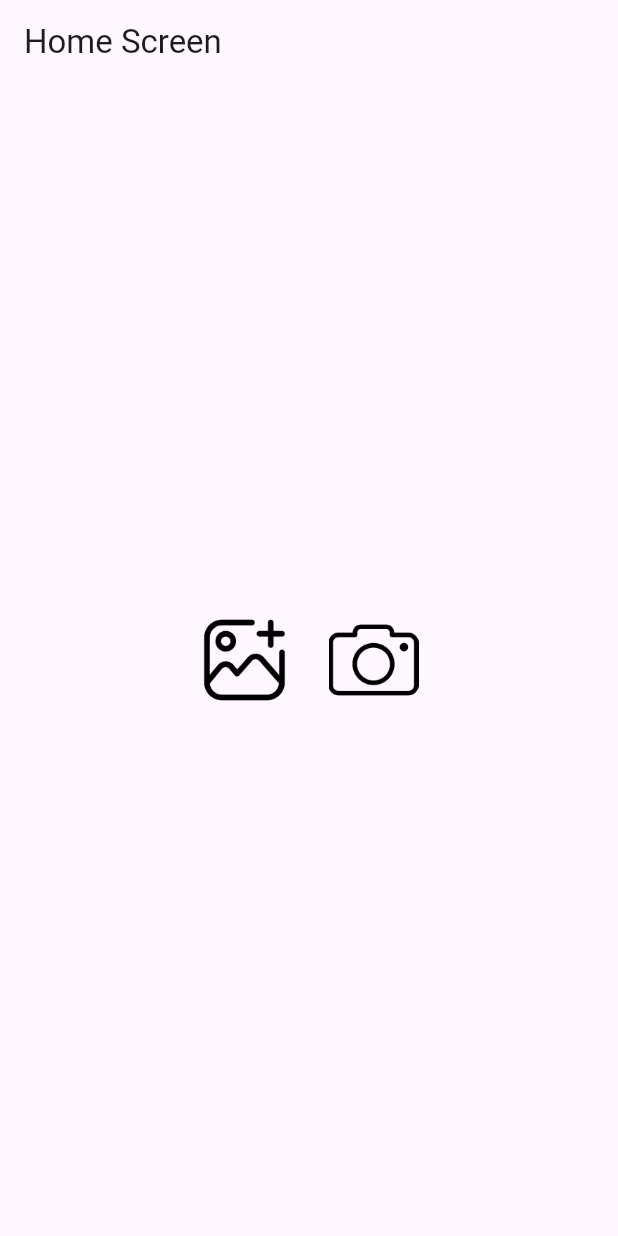
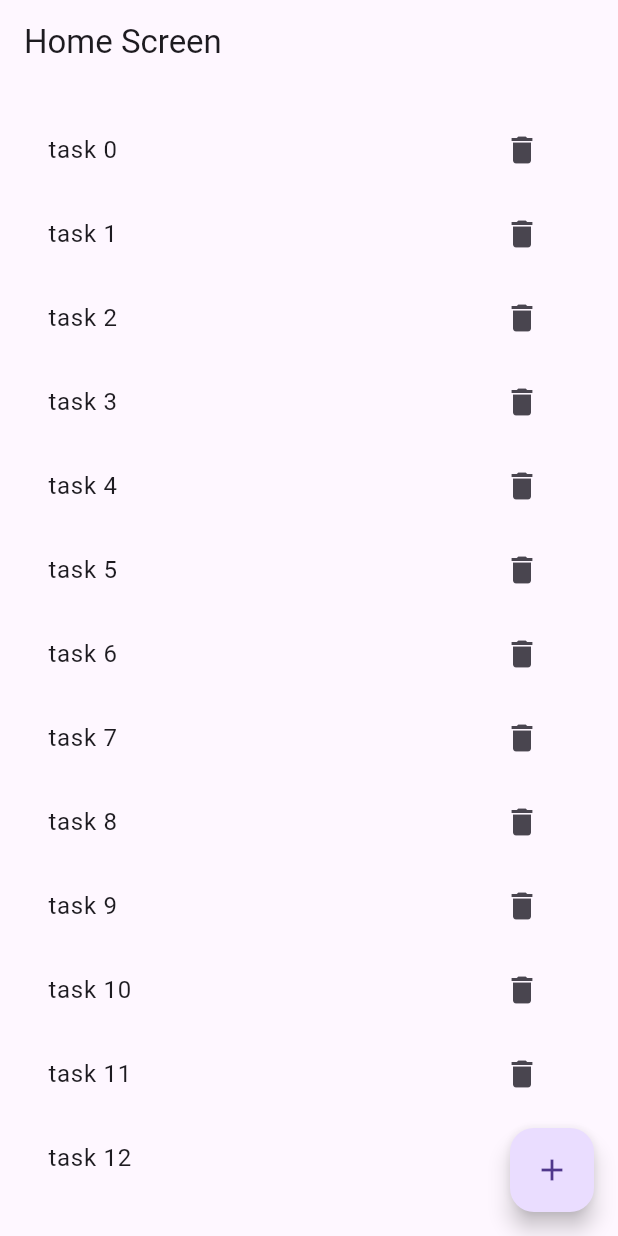
Before and after one commit to AbuRasel9/Bloc-State-Management, a Flutter app: the screen it shows after launch, on a phone screen of 412 x 824 dp. Run offline on Flutter 3.47's test engine with Material 3 defaults, Android fonts, the phone set to English and light mode, and no system bars; our stand-ins replace bloc, equatable, flutter_bloc; statements that could not run were skipped.

Commit message:
to do app start

```diff
--- a/lib/bloc/imagePicker/image_picker_bloc.dart
+++ /dev/null
@@ -1,32 +0,0 @@
-import 'package:bloc/bloc.dart';
-import 'package:bloc_state_management/bloc/imagePicker/image_picker_event.dart';
-import 'package:bloc_state_management/bloc/imagePicker/image_picker_state.dart';
-import 'package:bloc_state_management/utils/image_picker_utils.dart';
-import 'package:image_picker/image_picker.dart';
-
-class ImagePickerBloc extends Bloc<ImagePickerEvent, ImagePickerState> {
-  final ImagePickerUtils imagePickerUtils;
-
-  ImagePickerBloc(this.imagePickerUtils) : super(const ImagePickerState()) {
-    on<CameraCaptureEvent>(_cameraCapture);
-    on<GalleryCaptureEvent>(_galleryCapture);
-  }
-
-  void _cameraCapture(
-      CameraCaptureEvent event, Emitter<ImagePickerState> emit) async {
-    XFile? file = await imagePickerUtils.pickImageCamera();
-    emit(
-      state.copyWith(
-        file: file,
-      ),
-    );
-  }
-
-  void _galleryCapture(
-      GalleryCaptureEvent event, Emitter<ImagePickerState> emit) async {
-    XFile? file = await imagePickerUtils.pickImageGallery();
-    emit(state.copyWith(file: file));
-  }
-
-
-}
--- a/lib/bloc/imagePicker/image_picker_event.dart
+++ /dev/null
@@ -1,12 +0,0 @@
-import 'package:equatable/equatable.dart';
-abstract class ImagePickerEvent extends Equatable{
-  const ImagePickerEvent();
-  @override
-  List<Object?> get props => [];
-}
-class CameraCaptureEvent extends ImagePickerEvent{
-
-}
-class GalleryCaptureEvent extends ImagePickerEvent{
-
-}
--- a/lib/bloc/imagePicker/image_picker_state.dart
+++ /dev/null
@@ -1,16 +0,0 @@
-import 'package:equatable/equatable.dart';
-
-import 'package:image_picker/image_picker.dart';
-
-class ImagePickerState extends Equatable {
-  final XFile? file;
-
-  const ImagePickerState({this.file});
-
-  ImagePickerState copyWith({XFile? file}) {
-    return ImagePickerState(file: file ?? this.file,);
-  }
-
-  @override
-  List<Object?> get props => [file];
-}
--- a/lib/screens/home_screen.dart
+++ b/lib/screens/home_screen.dart
@@ -1,11 +1,4 @@
-import 'dart:io';
-
-import 'package:bloc_state_management/bloc/imagePicker/image_picker_bloc.dart';
-import 'package:bloc_state_management/bloc/imagePicker/image_picker_event.dart';
-import 'package:bloc_state_management/bloc/imagePicker/image_picker_state.dart';
 import 'package:flutter/material.dart';
-import 'package:flutter/cupertino.dart';
-import 'package:flutter_bloc/flutter_bloc.dart';
 
 class HomeScreen extends StatefulWidget {
   const HomeScreen({super.key});
@@ -19,58 +12,23 @@ class _HomeScreenState extends State<HomeScreen> {
   Widget build(BuildContext context) {
     return Scaffold(
       appBar: AppBar(
-        title: const Text("Home Screen"),
+        title: Text("Home Screen"),
       ),
-      body: Center(
-        child: BlocBuilder<ImagePickerBloc, ImagePickerState>(
-          builder: (context, state) {
-            if (state.file == null) {
-              return Column(
-                crossAxisAlignment: CrossAxisAlignment.center,
-                mainAxisAlignment: MainAxisAlignment.center,
-                children: [
-                  Row(
-                    mainAxisAlignment: MainAxisAlignment.center,
-                    crossAxisAlignment: CrossAxisAlignment.center,
-                    children: [
-                      IconButton(
-                          onPressed: () {
-                            context
-                                .read<ImagePickerBloc>()
-                                .add(GalleryCaptureEvent());
-                          },
-                          icon: Image.asset(
-                            "assets/images/image.png",
-                            height: 60,
-                            width: 60,
-                          )),
-                      const SizedBox(
-                        width: 10,
-                      ),
-                      IconButton(
-                          onPressed: () {
-                            context.read<ImagePickerBloc>().add(
-                                  CameraCaptureEvent(),
-                                );
-                          },
-                          icon: Image.asset(
-                            "assets/images/camera.png",
-                            height: 60,
-                            width: 60,
-                          ))
-                    ],
-                  ),
-                ],
-              );
-            }
-            return Image.file(
-              File(state.file!.path.toString()),
-              width: 300,
-              height: 300,
+      body: Padding(
+        padding: EdgeInsets.all(16),
+        child: ListView.builder(
+          itemBuilder: (context, index) {
+            return ListTile(
+              title: Text("task $index"),
+              trailing: IconButton(onPressed: () {}, icon: Icon(Icons.delete)),
             );
           },
         ),
       ),
+      floatingActionButton: FloatingActionButton(
+        onPressed: () {},
+        child: Icon(Icons.add),
+      ),
     );
   }
 }
--- a/lib/utils/image_picker_utils.dart
+++ /dev/null
@@ -1,16 +0,0 @@
-import 'package:image_picker/image_picker.dart';
-
-class ImagePickerUtils{
-
-  final ImagePicker _picker=ImagePicker();
-  Future<XFile?>pickImageCamera()async{
-    XFile? file=await _picker.pickImage(source: ImageSource.camera);
-    return file;
-
-  }
-  Future<XFile?>pickImageGallery()async{
-    XFile? file=await _picker.pickImage(source: ImageSource.gallery);
-    return file;
-
-  }
-}
```
Also changed, not shown: lib/bloc/toDoBloc/to_do_event.dart (added, +21 -0 lines), lib/bloc/toDoBloc/to_do_state.dart (added, +12 -0 lines), lib/bloc/toDoBloc/to_do_bloc.dart (added).
